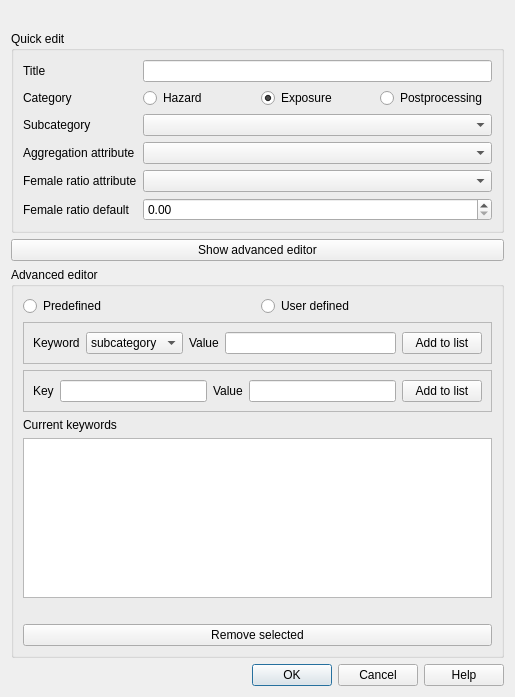
First picture: the form in safe_qgis/ui/keywords_dialog_base.ui, repository inasafe/inasafe, before the edit.
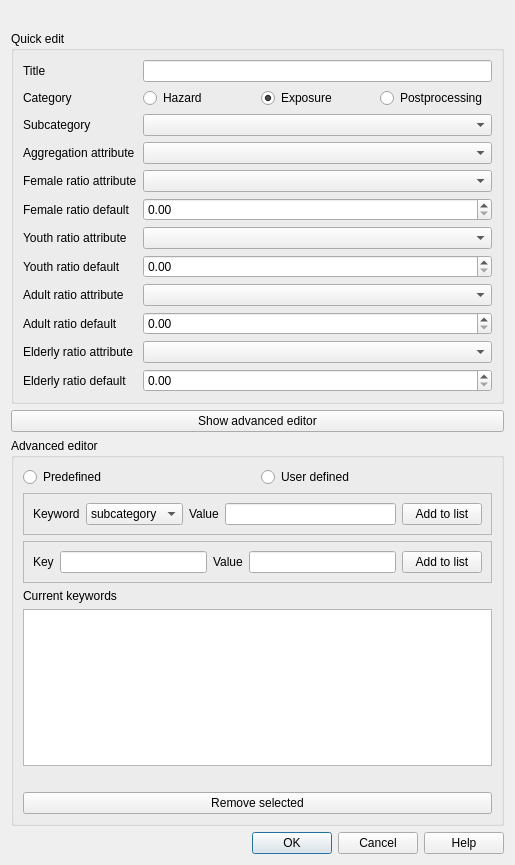
Second picture: the form after the edit. Icons and pictures are not drawn.

Commit message: Added UI elements for Youth, Adult and  Elderly Data driven ratios

Diff of the .ui file:
```diff
--- a/safe_qgis/ui/keywords_dialog_base.ui
+++ b/safe_qgis/ui/keywords_dialog_base.ui
@@ -7,7 +7,7 @@
     <x>0</x>
     <y>0</y>
     <width>515</width>
-    <height>697</height>
+    <height>865</height>
    </rect>
   </property>
   <property name="sizePolicy">
@@ -172,6 +172,66 @@
         </property>
        </widget>
       </item>
+      <item row="6" column="0">
+       <widget class="QLabel" name="lblYouthRatioAttribute">
+        <property name="text">
+         <string>Youth ratio attribute</string>
+        </property>
+       </widget>
+      </item>
+      <item row="8" column="0">
+       <widget class="QLabel" name="lblAdultRatioAttribute">
+        <property name="text">
+         <string>Adult ratio attribute</string>
+        </property>
+       </widget>
+      </item>
+      <item row="7" column="0">
+       <widget class="QLabel" name="lblYouthRatioDefault">
+        <property name="text">
+         <string>Youth ratio default</string>
+        </property>
+       </widget>
+      </item>
+      <item row="9" column="0">
+       <widget class="QLabel" name="lblAdultRatioDefault">
+        <property name="text">
+         <string>Adult ratio default</string>
+        </property>
+       </widget>
+      </item>
+      <item row="10" column="0">
+       <widget class="QLabel" name="lblElderlyRatioAttribute">
+        <property name="text">
+         <string>Elderly ratio attribute</string>
+        </property>
+       </widget>
+      </item>
+      <item row="11" column="0">
+       <widget class="QLabel" name="lblRatioDefautl">
+        <property name="text">
+         <string>Elderly ratio default</string>
+        </property>
+       </widget>
+      </item>
+      <item row="6" column="1">
+       <widget class="QComboBox" name="cboYouthRatioAttribute"/>
+      </item>
+      <item row="8" column="1">
+       <widget class="QComboBox" name="cboAdultRatioAttribute"/>
+      </item>
+      <item row="10" column="1">
+       <widget class="QComboBox" name="cboElderlyRatioAttribute"/>
+      </item>
+      <item row="9" column="1">
+       <widget class="QDoubleSpinBox" name="dsbAdultRatioDefault"/>
+      </item>
+      <item row="7" column="1">
+       <widget class="QDoubleSpinBox" name="dsbYouthRatioDefault"/>
+      </item>
+      <item row="11" column="1">
+       <widget class="QDoubleSpinBox" name="dsbElderlyRatioDefault"/>
+      </item>
      </layout>
     </widget>
    </item>
```
The commit also changes 2 other files.
